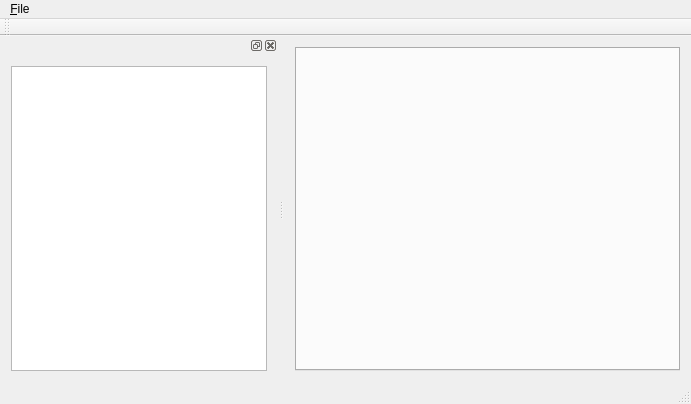
First picture: the form in mainwindow.ui, repository chenguanzhou/CDTStudio, before the edit.
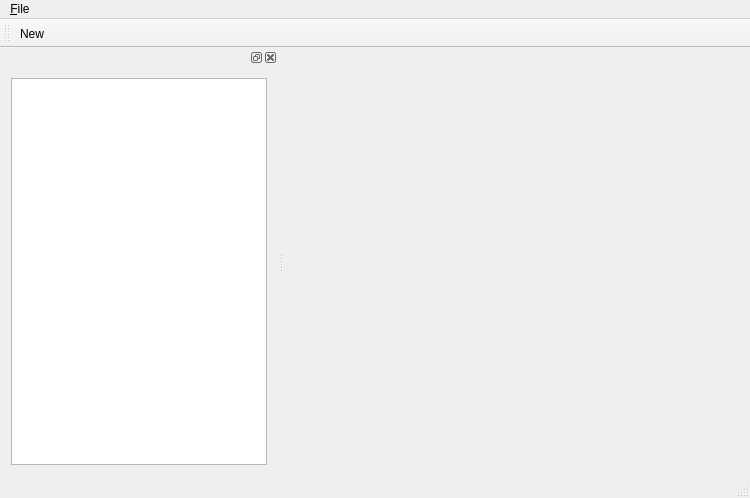
Second picture: the form after the edit.

```diff
--- a/mainwindow.ui
+++ b/mainwindow.ui
@@ -6,26 +6,20 @@
    <rect>
     <x>0</x>
     <y>0</y>
-    <width>691</width>
-    <height>404</height>
+    <width>750</width>
+    <height>498</height>
    </rect>
   </property>
   <property name="windowTitle">
    <string>MainWindow</string>
   </property>
-  <widget class="QWidget" name="centralWidget">
-   <layout class="QVBoxLayout" name="verticalLayout_2">
-    <item>
-     <widget class="QTabWidget" name="tabWidgetMain"/>
-    </item>
-   </layout>
-  </widget>
+  <widget class="QWidget" name="centralWidget"/>
   <widget class="QMenuBar" name="menuBar">
    <property name="geometry">
     <rect>
      <x>0</x>
      <y>0</y>
-     <width>691</width>
+     <width>750</width>
      <height>23</height>
     </rect>
    </property>
@@ -43,6 +37,7 @@
    <attribute name="toolBarBreak">
     <bool>false</bool>
    </attribute>
+   <addaction name="action_New"/>
   </widget>
   <widget class="QStatusBar" name="statusBar"/>
   <widget class="QDockWidget" name="dockWidgetProject">
@@ -57,6 +52,11 @@
     </layout>
    </widget>
   </widget>
+  <action name="action_New">
+   <property name="text">
+    <string>&amp;New</string>
+   </property>
+  </action>
  </widget>
  <layoutdefault spacing="6" margin="11"/>
  <resources/>
```
Left out of the diff: 1 changed line with no effect on the pictures.
